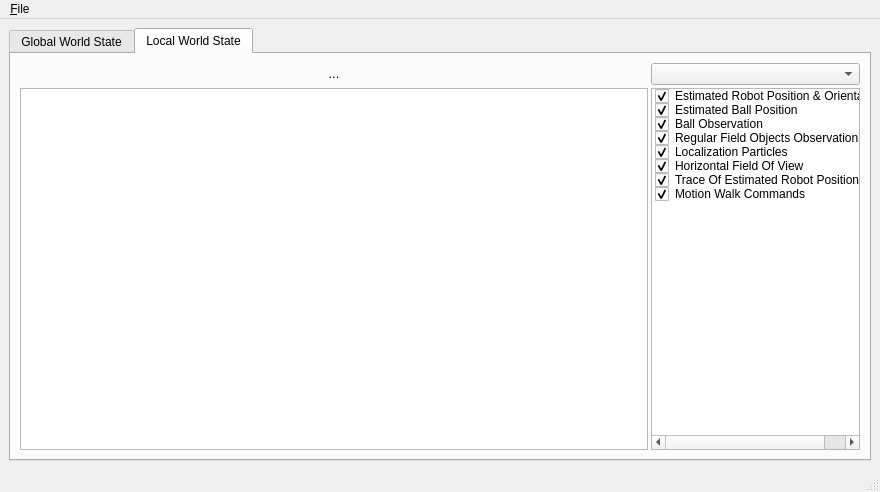
The window that GUITools/KMonitor/KMonitor.ui (kouretes/Monas) describes before a commit, drawn with Qt 5.
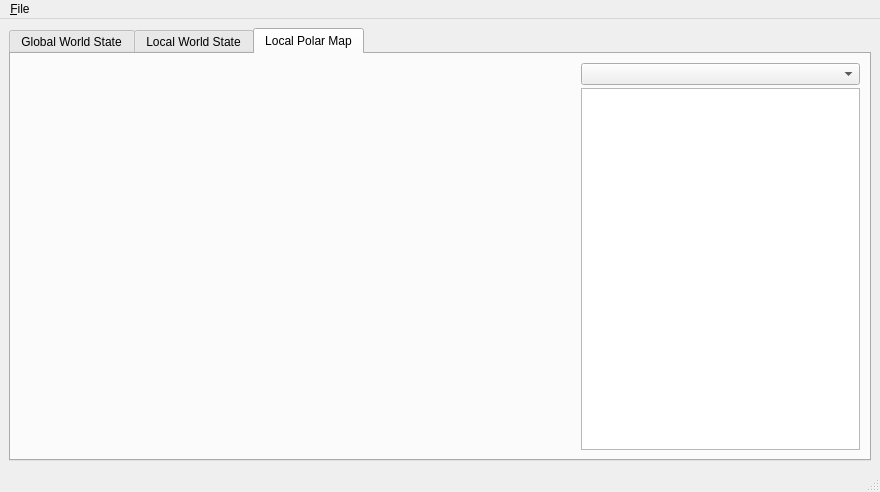
The same window after the commit. Custom widgets are drawn as their Qt base class.

Commit message: 3rd Tab (Local Polar Map) added to KMonitor

```diff
--- a/GUITools/KMonitor/KMonitor.ui
+++ b/GUITools/KMonitor/KMonitor.ui
@@ -18,7 +18,7 @@
     <item>
      <widget class="QTabWidget" name="tabWidget">
       <property name="currentIndex">
-       <number>1</number>
+       <number>2</number>
       </property>
       <widget class="QWidget" name="GWSTab">
        <attribute name="title">
@@ -166,6 +166,33 @@
         </item>
        </layout>
       </widget>
+      <widget class="QWidget" name="LPMTab">
+       <attribute name="title">
+        <string>Local Polar Map</string>
+       </attribute>
+       <layout class="QHBoxLayout" name="horizontalLayout_3">
+        <item>
+         <layout class="QGridLayout" name="gridLayout_2" columnstretch="2,1">
+          <property name="spacing">
+           <number>3</number>
+          </property>
+          <item row="0" column="1">
+           <widget class="QComboBox" name="LPMComboBox"/>
+          </item>
+          <item row="1" column="1">
+           <widget class="QListWidget" name="LPMListWidget"/>
+          </item>
+          <item row="1" column="0">
+           <widget class="QLabel" name="LPMLabel">
+            <property name="text">
+             <string/>
+            </property>
+           </widget>
+          </item>
+         </layout>
+        </item>
+       </layout>
+      </widget>
      </widget>
     </item>
    </layout>
```
The commit also changes 1 other file.
